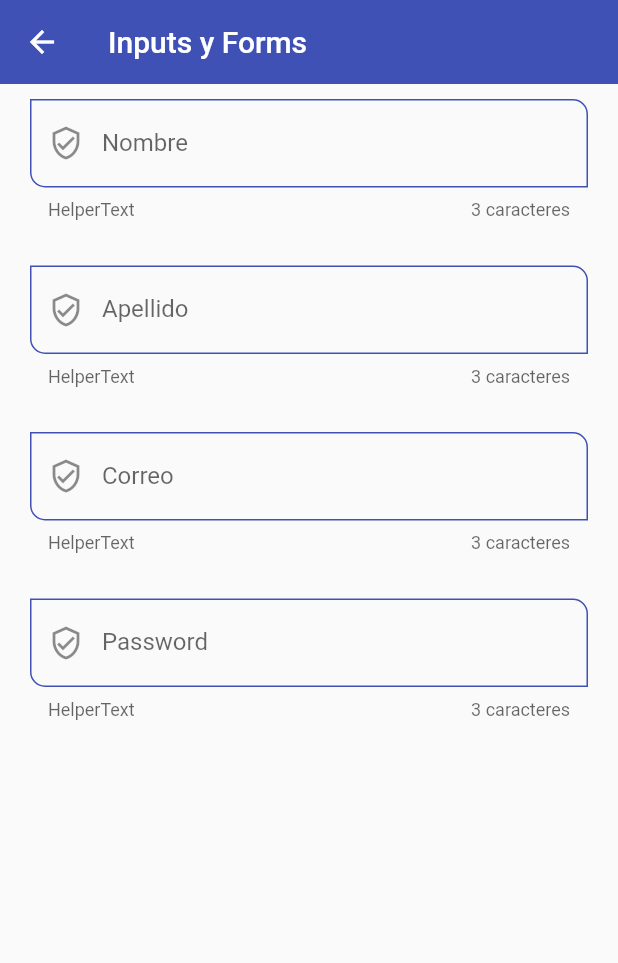
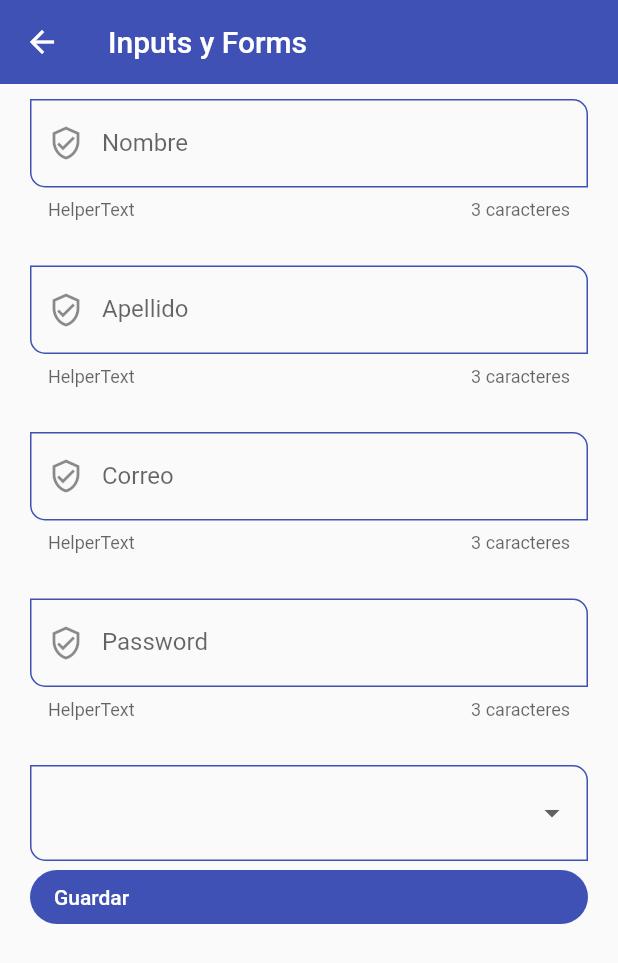
Before and after one commit to Marc-PS/fl_components, a Flutter app: the InputsScreen screen opened by its route, on a phone screen of 412 x 824 dp. Shown: the top 963 px of the screen. Run offline on Flutter 3.47's test engine with Material 2 defaults, Android fonts, the phone set to English and light mode, and no system bars.

Commit message:
Input Form + Flutter update

```diff
--- a/lib/screens/inputs_screens.dart
+++ b/lib/screens/inputs_screens.dart
@@ -7,6 +7,17 @@ class InputsScreen extends StatelessWidget {
 
   @override
   Widget build(BuildContext context) {
+
+    final GlobalKey<FormState> myFormKey = GlobalKey<FormState>();
+
+    final Map<String, String> formValues = {
+      'first_name': 'marc',
+      'last_name' : 'peresapy',
+      'email'     : 'marc97x14@gmail.com',
+      'password'  : '12345',
+      'role'      : 'Admin'
+    };
+
     return Scaffold(
       appBar: AppBar(
         title: const Text('Inputs y Forms'),
@@ -14,20 +25,52 @@ class InputsScreen extends StatelessWidget {
       body: SingleChildScrollView(
         child: Padding(
           padding: const EdgeInsets.symmetric(horizontal: 20, vertical: 10),
-          child: Column(
-            children: const [
-              CustomInputField(labelText: 'Nombre', helperText: 'HelperText'),
-              SizedBox(height: 30,),
+          child: Form(
+            key: myFormKey,
+            child: Column(
+              children: [
+                CustomInputField(labelText: 'Nombre', helperText: 'HelperText', formProperty: 'first_name', formValues: formValues,),
+                const SizedBox(height: 30,),
 
-              CustomInputField(labelText: 'Apellido', helperText: 'HelperText'),
-              SizedBox(height: 30,),
+                CustomInputField(labelText: 'Apellido', helperText: 'HelperText', formProperty: 'last_name', formValues: formValues,),
+                const SizedBox(height: 30,),
 
-              CustomInputField(labelText: 'Correo', helperText: 'HelperText', keyboardType: TextInputType.emailAddress,),
-              SizedBox(height: 30,),
+                CustomInputField(labelText: 'Correo', helperText: 'HelperText', keyboardType: TextInputType.emailAddress, formProperty: 'email', formValues: formValues,),
+                const SizedBox(height: 30,),
 
-              CustomInputField(labelText: 'Password', helperText: 'HelperText', obscureText: true,),
-              SizedBox(height: 30,)
-            ],
+                CustomInputField(labelText: 'Password', helperText: 'HelperText', obscureText: true, formProperty: 'password', formValues: formValues,),
+                const SizedBox(height: 30,),
+
+                DropdownButtonFormField<String>(
+                  items: const [
+                    DropdownMenuItem(value: 'Admin', child: Text('Admin')),
+                    DropdownMenuItem(value: 'Superuser', child: Text('Superuser')),
+                    DropdownMenuItem(value: 'Developer', child: Text('Developer')),
+                    DropdownMenuItem(value: 'Jr.Developer', child: Text('Jr. Developer'))
+                  ],
+                  onChanged: (value) {
+                    print(value);
+                    formValues['role'] = value ?? 'Admin';
+                  }
+                ),
+
+                ElevatedButton(
+                  child: const SizedBox(
+                    width: double.infinity,
+                    child: Text("Guardar")
+                  ),
+                  onPressed: () {
+                    FocusScope.of(context).requestFocus(FocusNode());
+
+                    if (!myFormKey.currentState!.validate()){
+                      print('Formulario no valido');
+                      return;
+                    }
+                    print(formValues);
+                  })
+
+              ],
+            ),
           ),
         ),
       )
--- a/lib/widgets/custom_input_fields.dart
+++ b/lib/widgets/custom_input_fields.dart
@@ -10,6 +10,9 @@ class CustomInputField extends StatelessWidget {
   final TextInputType? keyboardType;
   final bool obscureText;
 
+  final String formProperty;
+  final Map<String, String> formValues;
+
   const CustomInputField({
     Key? key,
     this.hintText,
@@ -19,6 +22,8 @@ class CustomInputField extends StatelessWidget {
     this.suffixIcon,
     this.keyboardType,
     this.obscureText = false,
+    required this.formProperty,
+    required this.formValues,
   }) : super(key: key);
 
   @override
@@ -30,7 +35,7 @@ class CustomInputField extends StatelessWidget {
       keyboardType: keyboardType,
       obscureText: obscureText,
       onChanged: (value) {
-        print('$value');
+        formValues[formProperty] = value;
       },
       validator: (value) {
         if (value == null) return 'Este campo es requerido';
```
Also changed, not shown: pubspec.lock, 4 other files.
